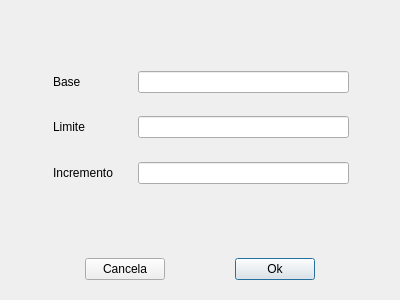
Before: the Qt Designer form code/sql/applications/insert_generator/number_value_generator_definition.ui in rodrigocanellas/tenacitas, drawn with Qt 5.
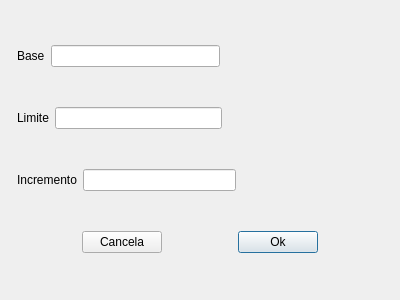
After: the same form once the commit is applied. Icons and pictures are not drawn.

The edit to the form file:
```diff
--- a/code/sql/applications/insert_generator/number_value_generator_definition.ui
+++ b/code/sql/applications/insert_generator/number_value_generator_definition.ui
@@ -17,40 +17,15 @@
    <iconset resource="../../resources/capemisa.qrc">
     <normaloff>:/capemisa_pequeno.png</normaloff>:/capemisa_pequeno.png</iconset>
   </property>
-  <layout class="QVBoxLayout" name="verticalLayout_2">
-   <item>
-    <spacer name="verticalSpacer_3">
-     <property name="orientation">
-      <enum>Qt::Vertical</enum>
-     </property>
-     <property name="sizeHint" stdset="0">
-      <size>
-       <width>20</width>
-       <height>40</height>
-      </size>
-     </property>
-    </spacer>
-   </item>
-   <item>
     <layout class="QVBoxLayout" name="verticalLayout">
      <item>
-      <layout class="QHBoxLayout" name="horizontalLayout" stretch="2,4,10,0">
+    <layout class="QHBoxLayout" name="horizontalLayout" stretch="0,0,0">
        <property name="spacing">
-        <number>0</number>
-       </property>
-       <item>
-        <spacer name="horizontalSpacer_7">
-         <property name="orientation">
-          <enum>Qt::Horizontal</enum>
-         </property>
-         <property name="sizeHint" stdset="0">
-          <size>
-           <width>40</width>
-           <height>20</height>
-          </size>
-         </property>
-        </spacer>
-       </item>
+      <number>6</number>
+     </property>
+     <property name="leftMargin">
+      <number>6</number>
+     </property>
        <item>
         <widget class="QLabel" name="lblBase">
          <property name="text">
@@ -77,36 +52,13 @@
       </layout>
      </item>
      <item>
-      <spacer name="verticalSpacer">
-       <property name="orientation">
-        <enum>Qt::Vertical</enum>
-       </property>
-       <property name="sizeHint" stdset="0">
-        <size>
-         <width>20</width>
-         <height>17</height>
-        </size>
-       </property>
-      </spacer>
-     </item>
-     <item>
-      <layout class="QHBoxLayout" name="horizontalLayout_2" stretch="2,4,10,0">
+    <layout class="QHBoxLayout" name="horizontalLayout_2" stretch="0,0,0">
        <property name="spacing">
-        <number>0</number>
-       </property>
-       <item>
-        <spacer name="horizontalSpacer_8">
-         <property name="orientation">
-          <enum>Qt::Horizontal</enum>
-         </property>
-         <property name="sizeHint" stdset="0">
-          <size>
-           <width>40</width>
-           <height>20</height>
-          </size>
-         </property>
-        </spacer>
-       </item>
+      <number>6</number>
+     </property>
+     <property name="leftMargin">
+      <number>6</number>
+     </property>
        <item>
         <widget class="QLabel" name="lblLimit">
          <property name="text">
@@ -133,36 +85,13 @@
       </layout>
      </item>
      <item>
-      <spacer name="verticalSpacer_2">
-       <property name="orientation">
-        <enum>Qt::Vertical</enum>
-       </property>
-       <property name="sizeHint" stdset="0">
-        <size>
-         <width>20</width>
-         <height>18</height>
-        </size>
-       </property>
-      </spacer>
-     </item>
-     <item>
-      <layout class="QHBoxLayout" name="horizontalLayout_3" stretch="2,4,10,0">
+    <layout class="QHBoxLayout" name="horizontalLayout_3" stretch="0,0,0">
        <property name="spacing">
-        <number>0</number>
-       </property>
-       <item>
-        <spacer name="horizontalSpacer_9">
-         <property name="orientation">
-          <enum>Qt::Horizontal</enum>
-         </property>
-         <property name="sizeHint" stdset="0">
-          <size>
-           <width>40</width>
-           <height>20</height>
-          </size>
-         </property>
-        </spacer>
-       </item>
+      <number>6</number>
+     </property>
+     <property name="leftMargin">
+      <number>6</number>
+     </property>
        <item>
         <widget class="QLabel" name="lblIncrement">
          <property name="text">
@@ -188,29 +117,7 @@
        </item>
       </layout>
      </item>
-    </layout>
-   </item>
    <item>
-    <spacer name="verticalSpacer_4">
-     <property name="orientation">
-      <enum>Qt::Vertical</enum>
-     </property>
-     <property name="sizeHint" stdset="0">
-      <size>
-       <width>20</width>
-       <height>40</height>
-      </size>
-     </property>
-    </spacer>
-   </item>
-   <item>
-    <widget class="QFrame" name="fraBtns">
-     <property name="frameShape">
-      <enum>QFrame::NoFrame</enum>
-     </property>
-     <property name="frameShadow">
-      <enum>QFrame::Raised</enum>
-     </property>
      <layout class="QHBoxLayout" name="horizontalLayout_4">
       <item>
        <spacer name="horizontalSpacer_4">
@@ -272,7 +179,6 @@
        </spacer>
       </item>
      </layout>
-    </widget>
    </item>
   </layout>
  </widget>
```
Left out of the diff: 2 changed lines with no effect on the pictures. Lines whose indentation alone changed are shown as unchanged.
